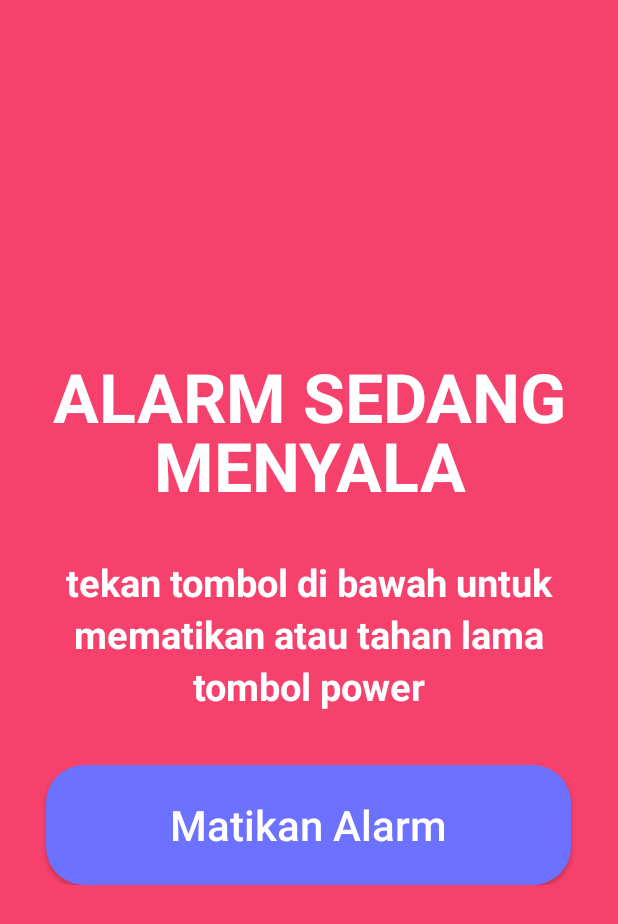
After one commit to khaerulumam11/Perisai, an Android app: the AlarmInfoActivity screen opened directly, with no data from a screen before it, on a phone screen of 412 x 824 dp. The commit adds this screen. Shown: the top 924 px of the screen. Run offline under Robolectric (Android 15) with nearby library versions, the phone set to English and light mode, and no system bars.

Commit message:
- penambahan fitur see all maps (done) - penambahan fitur alarm (done)

```diff
--- /dev/null
+++ b/app/src/main/java/co/id/perisaijava/AlarmInfoActivity.kt
@@ -0,0 +1,11 @@
+package co.id.perisaijava
+
+import androidx.appcompat.app.AppCompatActivity
+import android.os.Bundle
+
+class AlarmInfoActivity : AppCompatActivity() {
+    override fun onCreate(savedInstanceState: Bundle?) {
+        super.onCreate(savedInstanceState)
+        setContentView(R.layout.activity_alarm_info)
+    }
+}
--- /dev/null
+++ b/app/src/main/res/drawable/bg_alarm_btn.xml
@@ -0,0 +1,32 @@
+<?xml version="1.0" encoding="utf-8"?>
+<layer-list
+    xmlns:tools="http://schemas.android.com/tools"
+    xmlns:android="http://schemas.android.com/apk/res/android">
+
+    <item>
+        <shape android:shape="rectangle">
+            <solid android:color="@color/deep_teal" />
+            <corners android:radius="25dp" />
+        </shape>
+    </item>
+
+    <item>
+        <ripple
+            android:exitFadeDuration="100"
+            android:color="@color/ripple_color"
+            tools:targetApi="lollipop">
+
+            <item
+                android:id="@android:id/mask"
+                tools:targetApi="lollipop">
+                <shape android:shape="rectangle">
+                    <solid android:color="@color/ripple_color" />
+                    <corners android:radius="25dp"/>
+
+                </shape>
+            </item>
+
+        </ripple>
+    </item>
+
+</layer-list>
--- /dev/null
+++ b/app/src/main/res/drawable/ic_baseline_arrow_circle_right_white_24.xml
@@ -0,0 +1,5 @@
+<vector android:height="24dp" android:tint="#FCFBFB"
+    android:viewportHeight="24" android:viewportWidth="24"
+    android:width="24dp" xmlns:android="http://schemas.android.com/apk/res/android">
+    <path android:fillColor="@android:color/white" android:pathData="M22,12c0,-5.52 -4.48,-10 -10,-10S2,6.48 2,12c0,5.52 4.48,10 10,10S22,17.52 22,12zM12,13l-4,0v-2l4,0V8l4,4l-4,4V13z"/>
+</vector>
--- /dev/null
+++ b/app/src/main/res/drawable/ic_baseline_chevron_left_grey_24.xml
@@ -0,0 +1,5 @@
+<vector android:height="24dp" android:tint="#55565B"
+    android:viewportHeight="24" android:viewportWidth="24"
+    android:width="24dp" xmlns:android="http://schemas.android.com/apk/res/android">
+    <path android:fillColor="@android:color/white" android:pathData="M15.41,7.41L14,6l-6,6 6,6 1.41,-1.41L10.83,12z"/>
+</vector>
--- /dev/null
+++ b/app/src/main/res/drawable/ic_baseline_close_yellow_35.xml
@@ -0,0 +1,5 @@
+<vector android:height="35dp" android:tint="#FFF6B9"
+    android:viewportHeight="24" android:viewportWidth="24"
+    android:width="35dp" xmlns:android="http://schemas.android.com/apk/res/android">
+    <path android:fillColor="@android:color/white" android:pathData="M19,6.41L17.59,5 12,10.59 6.41,5 5,6.41 10.59,12 5,17.59 6.41,19 12,13.41 17.59,19 19,17.59 13.41,12z"/>
+</vector>
--- /dev/null
+++ b/app/src/main/res/layout/activity_alarm_info.xml
@@ -0,0 +1,59 @@
+<?xml version="1.0" encoding="utf-8"?>
+<androidx.constraintlayout.widget.ConstraintLayout xmlns:android="http://schemas.android.com/apk/res/android"
+    xmlns:app="http://schemas.android.com/apk/res-auto"
+    xmlns:tools="http://schemas.android.com/tools"
+    android:layout_width="match_parent"
+    android:layout_height="match_parent"
+    android:background="#F6416C"
+    tools:context=".AlarmInfoActivity">
+
+    <LinearLayout
+        android:layout_width="match_parent"
+        android:layout_height="wrap_content"
+        android:orientation="vertical"
+        android:padding="16dp"
+        app:layout_constraintBottom_toBottomOf="parent"
+        app:layout_constraintEnd_toEndOf="parent"
+        app:layout_constraintStart_toStartOf="parent"
+        app:layout_constraintTop_toTopOf="parent">
+
+        <TextView
+            android:layout_width="wrap_content"
+            android:layout_height="wrap_content"
+            android:layout_gravity="center"
+            android:lineHeight="46sp"
+            android:lineSpacingExtra="5dp"
+            android:text="ALARM SEDANG MENYALA"
+            android:textAlignment="center"
+            android:textColor="@color/white"
+            android:textSize="45sp"
+            android:textStyle="bold" />
+
+        <TextView
+            android:layout_width="wrap_content"
+            android:layout_height="wrap_content"
+            android:layout_gravity="center"
+            android:layout_marginTop="30dp"
+            android:lineSpacingExtra="5dp"
+            android:text="tekan tombol di bawah untuk mematikan atau tahan lama tombol power"
+            android:textAlignment="center"
+            android:textColor="@color/white"
+            android:textSize="25sp"
+            android:textStyle="bold" />
+
+        <androidx.appcompat.widget.AppCompatButton
+            android:id="@+id/btnOffAlarm"
+            android:layout_width="350dp"
+            android:layout_height="80dp"
+            android:layout_gravity="center"
+            android:layout_marginTop="35dp"
+            android:background="@drawable/bg_alarm_btn"
+            android:backgroundTint="#6C71FF"
+            android:padding="15dp"
+            android:text="Matikan Alarm"
+            android:textAllCaps="false"
+            android:textColor="@color/white"
+            android:textSize="28sp" />
+
+    </LinearLayout>
+</androidx.constraintlayout.widget.ConstraintLayout>
--- a/app/src/main/res/layout/activity_main.xml
+++ b/app/src/main/res/layout/activity_main.xml
@@ -58,6 +58,7 @@
     </androidx.cardview.widget.CardView>
 
     <androidx.cardview.widget.CardView
+        android:id="@+id/btnPanic"
         android:layout_width="match_parent"
         android:layout_height="300dp"
         android:padding="10dp"
@@ -92,6 +93,7 @@
         </FrameLayout>
     </androidx.cardview.widget.CardView>
         <androidx.cardview.widget.CardView
+            android:id="@+id/btnInfoPanic"
             android:layout_width="match_parent"
             android:layout_height="wrap_content"
             app:cardCornerRadius="5dp"
--- /dev/null
+++ b/app/src/main/res/values-night/strings.xml
@@ -0,0 +1,4 @@
+<?xml version="1.0" encoding="utf-8"?>
+<resources>
+    <string name="hubungi_kami">hubungi kami</string>
+</resources>
--- a/app/src/main/res/values/strings.xml
+++ b/app/src/main/res/values/strings.xml
@@ -1,3 +1,5 @@
 <resources>
     <string name="app_name">Perisai</string>
+    <string name="hubungi_kami"><u>hubungi kami</u></string>
+    <string name="safehosue"><b>Safehouse - </b>Salatiga</string>
 </resources>
```
Also changed, not shown: app/src/main/AndroidManifest.xml (+14 -0 lines), app/src/main/java/co/id/perisaijava/MainActivity.kt (+22 -0 lines), app/src/main/java/co/id/perisaijava/MapsActivity.kt (+47 -1 lines), app/src/main/java/co/id/perisaijava/MapsAllActivity.kt (added, +56 -0 lines), app/src/main/res/drawable/undraw_process_re_gws7_1.xml (added, +142 -0 lines), app/src/main/res/layout/activity_maps.xml (+53 -22 lines), app/src/main/res/layout/activity_maps_all.xml (added, +35 -0 lines), app/src/main/res/layout/dialog_panic_button_info.xml (added, +71 -0 lines), app/src/main/res/drawable/logo_binmas.png (added).
